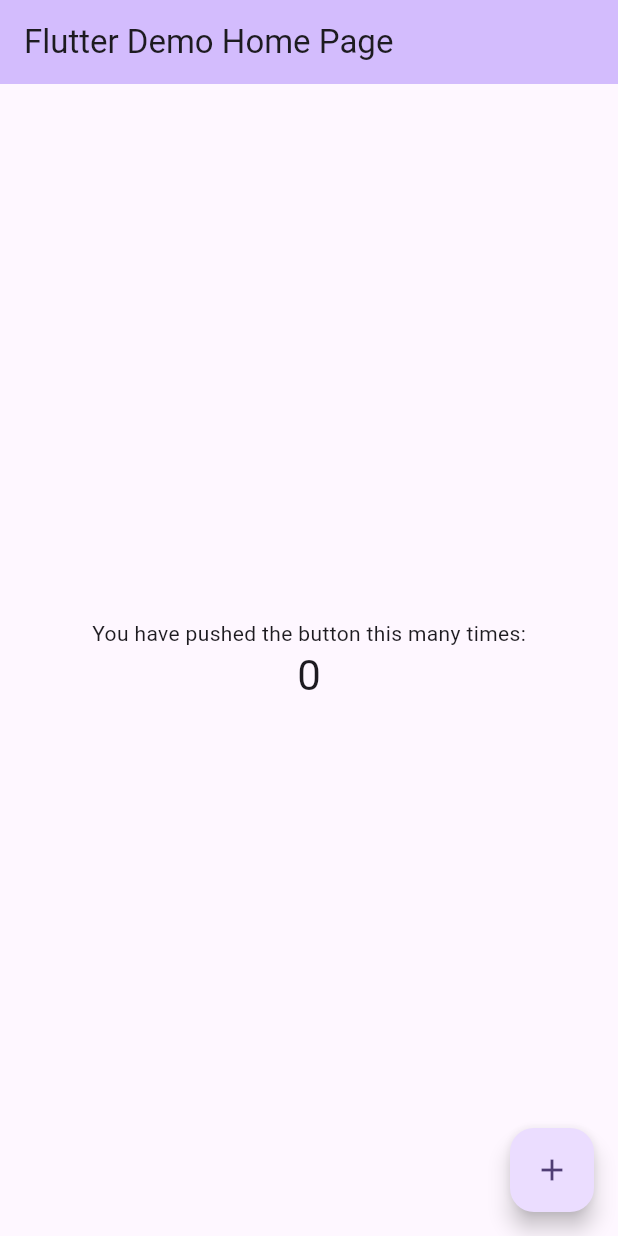
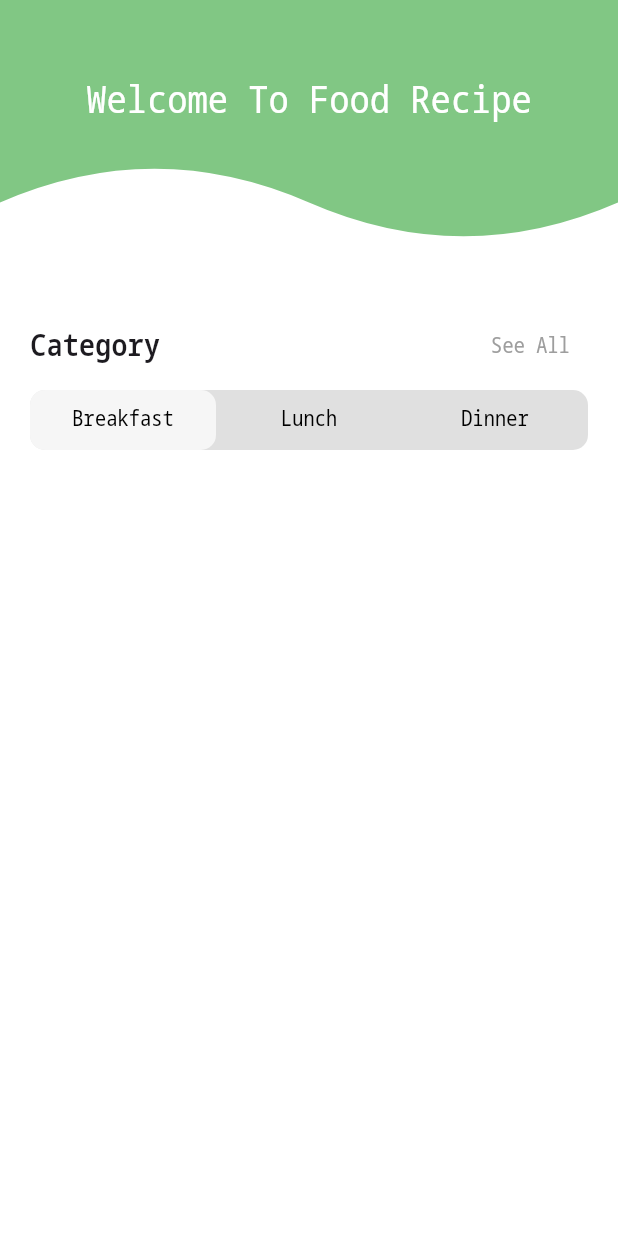
Before and after one commit to huynhdongduong8991/food_recipe, a Flutter app: the screen it shows after launch, on a phone screen of 412 x 824 dp. Run offline on Flutter 3.47's test engine with Material 3 defaults, Android fonts, the phone set to English and light mode, and no system bars.

Commit message:
do intro and home page

```diff
--- /dev/null
+++ b/lib/common/background_clipper.dart
@@ -0,0 +1,31 @@
+import 'package:flutter/material.dart';
+
+class BackgroundCurve extends CustomClipper<Path> {
+  @override
+  Path getClip(Size size) {
+    final path = Path();
+    path.lineTo(0, size.height * 0.75);
+
+    path.quadraticBezierTo(
+      size.width * 0.25,
+      size.height * 0.5,
+      size.width * 0.5,
+      size.height * 0.75,
+    );
+
+    path.quadraticBezierTo(
+      size.width * 0.75,
+      size.height * 1,
+      size.width,
+      size.height * 0.75,
+    );
+
+    path.lineTo(size.width, 0);
+    return path;
+  }
+
+  @override
+  bool shouldReclip(covariant CustomClipper<Path> oldClipper) {
+    return true;
+  }
+}
--- a/lib/main.dart
+++ b/lib/main.dart
@@ -1,125 +1,8 @@
 import 'package:flutter/material.dart';
+import 'package:food_recipe/views/introduce/introduce.dart';
 
-void main() {
-  runApp(const MyApp());
-}
-
-class MyApp extends StatelessWidget {
-  const MyApp({super.key});
-
-  // This widget is the root of your application.
-  @override
-  Widget build(BuildContext context) {
-    return MaterialApp(
-      title: 'Flutter Demo',
-      theme: ThemeData(
-        // This is the theme of your application.
-        //
-        // TRY THIS: Try running your application with "flutter run". You'll see
-        // the application has a purple toolbar. Then, without quitting the app,
-        // try changing the seedColor in the colorScheme below to Colors.green
-        // and then invoke "hot reload" (save your changes or press the "hot
-        // reload" button in a Flutter-supported IDE, or press "r" if you used
-        // the command line to start the app).
-        //
-        // Notice that the counter didn't reset back to zero; the application
-        // state is not lost during the reload. To reset the state, use hot
-        // restart instead.
-        //
-        // This works for code too, not just values: Most code changes can be
-        // tested with just a hot reload.
-        colorScheme: ColorScheme.fromSeed(seedColor: Colors.deepPurple),
-        useMaterial3: true,
-      ),
-      home: const MyHomePage(title: 'Flutter Demo Home Page'),
-    );
-  }
-}
-
-class MyHomePage extends StatefulWidget {
-  const MyHomePage({super.key, required this.title});
-
-  // This widget is the home page of your application. It is stateful, meaning
-  // that it has a State object (defined below) that contains fields that affect
-  // how it looks.
-
-  // This class is the configuration for the state. It holds the values (in this
-  // case the title) provided by the parent (in this case the App widget) and
-  // used by the build method of the State. Fields in a Widget subclass are
-  // always marked "final".
-
-  final String title;
-
-  @override
-  State<MyHomePage> createState() => _MyHomePageState();
-}
-
-class _MyHomePageState extends State<MyHomePage> {
-  int _counter = 0;
-
-  void _incrementCounter() {
-    setState(() {
-      // This call to setState tells the Flutter framework that something has
-      // changed in this State, which causes it to rerun the build method below
-      // so that the display can reflect the updated values. If we changed
-      // _counter without calling setState(), then the build method would not be
-      // called again, and so nothing would appear to happen.
-      _counter++;
-    });
-  }
-
-  @override
-  Widget build(BuildContext context) {
-    // This method is rerun every time setState is called, for instance as done
-    // by the _incrementCounter method above.
-    //
-    // The Flutter framework has been optimized to make rerunning build methods
-    // fast, so that you can just rebuild anything that needs updating rather
-    // than having to individually change instances of widgets.
-    return Scaffold(
-      appBar: AppBar(
-        // TRY THIS: Try changing the color here to a specific color (to
-        // Colors.amber, perhaps?) and trigger a hot reload to see the AppBar
-        // change color while the other colors stay the same.
-        backgroundColor: Theme.of(context).colorScheme.inversePrimary,
-        // Here we take the value from the MyHomePage object that was created by
-        // the App.build method, and use it to set our appbar title.
-        title: Text(widget.title),
-      ),
-      body: Center(
-        // Center is a layout widget. It takes a single child and positions it
-        // in the middle of the parent.
-        child: Column(
-          // Column is also a layout widget. It takes a list of children and
-          // arranges them vertically. By default, it sizes itself to fit its
-          // children horizontally, and tries to be as tall as its parent.
-          //
-          // Column has various properties to control how it sizes itself and
-          // how it positions its children. Here we use mainAxisAlignment to
-          // center the children vertically; the main axis here is the vertical
-          // axis because Columns are vertical (the cross axis would be
-          // horizontal).
-          //
-          // TRY THIS: Invoke "debug painting" (choose the "Toggle Debug Paint"
-          // action in the IDE, or press "p" in the console), to see the
-          // wireframe for each widget.
-          mainAxisAlignment: MainAxisAlignment.center,
-          children: <Widget>[
-            const Text(
-              'You have pushed the button this many times:',
-            ),
-            Text(
-              '$_counter',
-              style: Theme.of(context).textTheme.headlineMedium,
-            ),
-          ],
-        ),
-      ),
-      floatingActionButton: FloatingActionButton(
-        onPressed: _incrementCounter,
-        tooltip: 'Increment',
-        child: const Icon(Icons.add),
-      ), // This trailing comma makes auto-formatting nicer for build methods.
-    );
-  }
-}
+void main() => runApp(MaterialApp(
+  debugShowCheckedModeBanner: false,
+  theme: ThemeData(fontFamily: 'NotoSansMono'),
+  home: const IntroPage(),
+));
--- /dev/null
+++ b/lib/views/home/home.dart
@@ -0,0 +1,110 @@
+import 'package:flutter/material.dart';
+import 'package:food_recipe/common/background_clipper.dart';
+
+class HomePage extends StatefulWidget {
+  const HomePage({super.key});
+
+  @override
+  State<HomePage> createState() => _HomePageState();
+}
+
+class _HomePageState extends State<HomePage> {
+  @override
+  Widget build(BuildContext context) {
+    return Scaffold(
+        backgroundColor: Colors.white,
+        body: SafeArea(
+          child: Column(
+            children: <Widget>[
+              ClipPath(
+                clipper: BackgroundCurve(),
+                child: Container(
+                  width: double.infinity,
+                  height: 180.0,
+                  color: Colors.green.shade300,
+                  child: const Column(
+                    mainAxisAlignment: MainAxisAlignment.center,
+                    crossAxisAlignment: CrossAxisAlignment.center,
+                    children: <Widget>[
+                      Text(
+                        "Welcome To Food Recipe",
+                        style: TextStyle(fontSize: 25.0, color: Colors.white),
+                      ),
+                      SizedBox(height: 50.0)
+                    ],
+                  ),
+                ),
+              ),
+              const SizedBox(height: 10.0),
+              Padding(
+                  padding: const EdgeInsets.all(20.0),
+                  child: Column(
+                    crossAxisAlignment: CrossAxisAlignment.start,
+                    children: <Widget>[
+                      Container(
+                        width: double.infinity,
+                        height: 40.0,
+                        child: Row(
+                          mainAxisAlignment: MainAxisAlignment.spaceBetween,
+                          children: <Widget>[
+                            const Text(
+                              "Category",
+                              style: TextStyle(
+                                fontSize: 20,
+                                fontWeight: FontWeight.bold,
+                              ),
+                            ),
+                            TextButton(
+                              onPressed: () {},
+                              child: const Text(
+                                "See All",
+                                style: TextStyle(color: Colors.grey),
+                              ),
+                            )
+                          ],
+                        ),
+                      ),
+                      const SizedBox(
+                        height: 10.0,
+                      ),
+                      Container(
+                        height: 40.0,
+                        decoration: BoxDecoration(
+                          color: Colors.grey.shade300,
+                          borderRadius: BorderRadius.circular(10.0),
+                        ),
+                        child: DefaultTabController(
+                          length: 3,
+                          child: TabBar(
+                            onTap: (index) {},
+                            indicatorSize: TabBarIndicatorSize.tab,
+                            dividerColor: Colors.transparent,
+                            indicator: BoxDecoration(
+                              color: Colors.white70,
+                              borderRadius: BorderRadius.circular(10.0),
+                              boxShadow: const <BoxShadow>[],
+                            ),
+                            tabs: const <Widget>[
+                              Text(
+                                "Breakfast",
+                                style: TextStyle(color: Colors.black),
+                              ),
+                              Text(
+                                "Lunch",
+                                style: TextStyle(color: Colors.black),
+                              ),
+                              Text(
+                                "Dinner",
+                                style: TextStyle(color: Colors.black),
+                              ),
+                            ],
+                          ),
+                        ),
+                      ),
+                    ],
+                  )),
+            ],
+          ),
+        ));
+  }
+}
```
Also changed, not shown: lib/utils/route.dart (added, +17 -0 lines), lib/views/introduce/introduce.dart (added, +68 -0 lines), pubspec.yaml (+10 -0 lines), assets/fonts/NotoSansMono_Condensed-Regular.ttf (added), assets/fonts/NotoSansMono_Condensed-SemiBold.ttf (added), assets/images/cooking.png (added).
